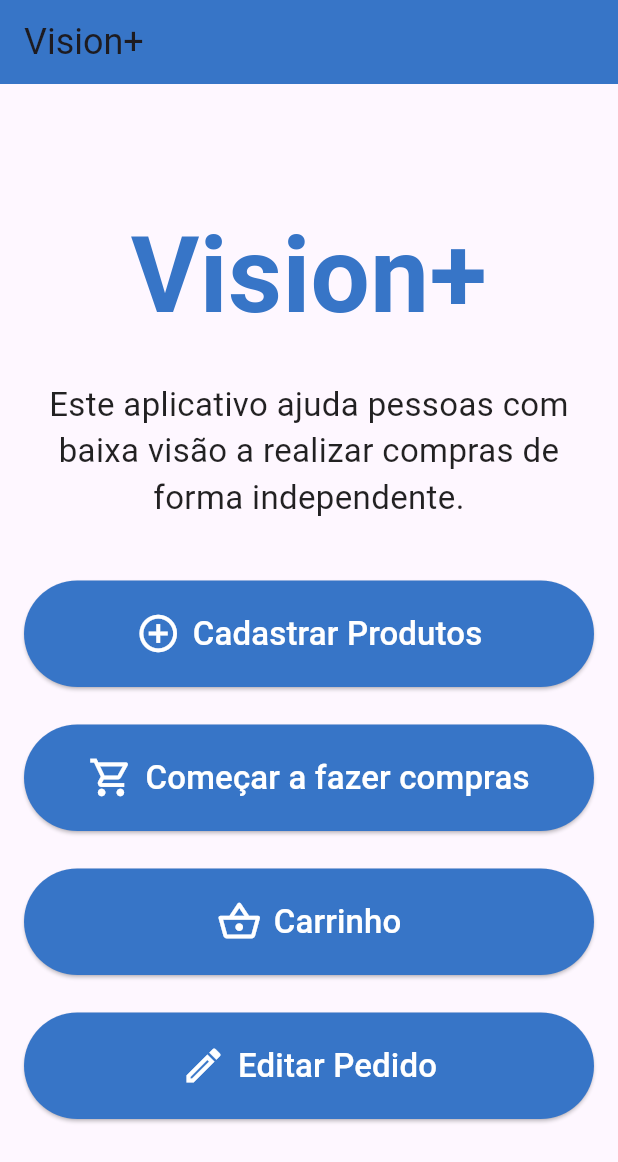
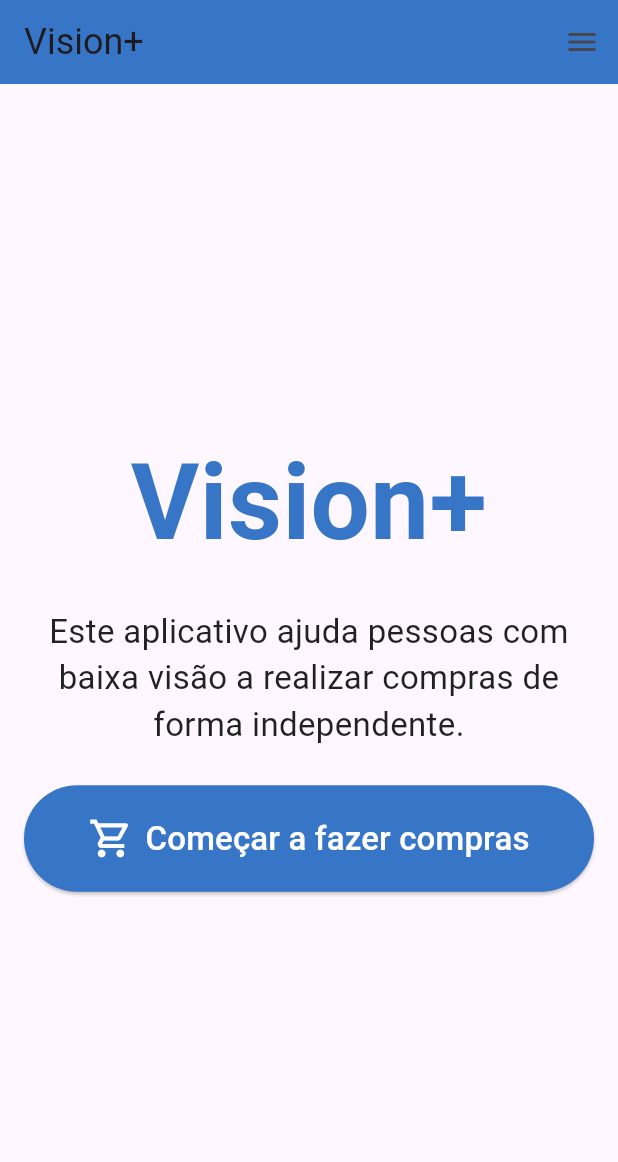
Before and after one commit to GabrieLlussi/AppVision, a Flutter app: the screen it shows after launch, on a phone screen of 412 x 824 dp. Shown: the top 1162 px of the screen. Run offline on Flutter 3.47's test engine with Material 3 defaults, Android fonts, the phone set to English and light mode, and no system bars; our stand-ins replace cloud_firestore, firebase_core, firebase_storage, flutter_tts, image_picker; accounts and stored records are empty.

Commit message:
atualizacaoMain

```diff
--- a/projetomobile/lib/main.dart
+++ b/projetomobile/lib/main.dart
@@ -40,7 +40,66 @@ class HomePage extends StatelessWidget {
           style: TextStyle(fontSize: 24.0 * preferredFontSize),
         ),
         backgroundColor: const Color.fromARGB(255, 55, 117, 199),
+        actions: [
+          Builder(
+              builder: (context) {
+                return IconButton(
+                  icon: Icon(Icons.menu), // Ícone do menu hamburger
+                  onPressed: () {
+                    // Ação ao clicar no botão
+                    Scaffold.of(context).openEndDrawer();
+                  },
+                );
+            },
+          ),
+        ],
       ),
+
+      //Botões do menu sanduíche
+      endDrawer: Drawer(
+        child: ListView(
+          padding: EdgeInsets.zero,
+          children: <Widget>[
+            DrawerHeader(
+              child: Image.asset('assets/visionPlusIcon.png'),
+              decoration: BoxDecoration(
+                color: Colors.blue,
+              ),
+            ),
+            ListTile(
+              leading: Icon(Icons.add_circle_outline),
+              title: Text('Cadastrar produtos'),
+              onTap: () {
+                // Ação do botão Home
+                Navigator.push(
+                  context,
+                  MaterialPageRoute(builder: (context) => TelaCadastroProduto()),
+                ); // Fechar o drawer
+              },
+            ),
+            ListTile(
+              leading: Icon(Icons.edit_outlined),
+              title: Text('Catálogo de produtos'),
+              onTap: () {
+                // Ação do botão Configurações
+                Navigator.push(
+                  context,
+                  MaterialPageRoute(builder: (context) => TelaListaProdutos()),
+                ); // Fechar o drawer
+              },
+            ),
+            ListTile(
+              leading: Icon(Icons.gps_fixed),
+              title: Text('Coordenadas'),
+              onTap: () {
+                // Ação do botão Sobre
+                Navigator.pop(context); // Fechar o drawer
+              },
+            ),
+          ],
+        ),
+      ),
+
       body: Padding(
         padding: const EdgeInsets.all(16.0),
         child: Column(
@@ -65,27 +124,6 @@ class HomePage extends StatelessWidget {
                 color: Colors.black87, // Maior contraste
               ),
             ),
-            SizedBox(height: 40),
-            ElevatedButton.icon(
-              onPressed: () {
-                // Fornecer feedback auditivo
-                // Navegar para a tela de cadastro de produtos
-                Navigator.push(
-                  context,
-                  MaterialPageRoute(builder: (context) => TelaCadastroProduto()),
-                );
-              },
-              icon: Icon(Icons.add_circle_outline, size: 30 * preferredFontSize), // Ícones maiores
-              label: Text(
-                'Cadastrar Produtos',
-                style: TextStyle(fontSize: 22.0 * preferredFontSize), // Aumentar o tamanho do texto
-              ),
-              style: ElevatedButton.styleFrom(
-                backgroundColor: const Color.fromARGB(255, 55, 117, 199),
-                foregroundColor: Colors.white,
-                padding: EdgeInsets.symmetric(vertical: 20.0), // Mais espaço para toque
-              ),
-            ),
             SizedBox(height: 25),
             ElevatedButton.icon(
               onPressed: () {
@@ -106,46 +144,6 @@ class HomePage extends StatelessWidget {
                 padding: EdgeInsets.symmetric(vertical: 20.0),
               ),
             ),
-            SizedBox(height: 25),
-            ElevatedButton.icon(
-              onPressed: () {
-                // Navegar para a tela do carrinho
-                Navigator.push(
-                  context,
-                  MaterialPageRoute(builder: (context) => Carrinho()),
-                );
-              },
-              icon: Icon(Icons.shopping_basket_outlined, size: 30 * preferredFontSize),
-              label: Text(
-                'Carrinho',
-                style: TextStyle(fontSize: 22.0 * preferredFontSize),
-              ),
-              style: ElevatedButton.styleFrom(
-                backgroundColor: const Color.fromARGB(255, 55, 117, 199),
-                foregroundColor: Colors.white,
-                padding: EdgeInsets.symmetric(vertical: 20.0),
-              ),
-            ),
-            SizedBox(height: 25),
-            ElevatedButton.icon(
-              onPressed: () {
-                // Navegar para a tela de edição de produtos
-                Navigator.push(
-                  context,
-                  MaterialPageRoute(builder: (context) => TelaListaProdutos()),
-                );
-              },
-              icon: Icon(Icons.edit_outlined, size: 30 * preferredFontSize),
-              label: Text(
-                'Editar Pedido',
-                style: TextStyle(fontSize: 22.0 * preferredFontSize),
-              ),
-              style: ElevatedButton.styleFrom(
-                backgroundColor: const Color.fromARGB(255, 55, 117, 199),
-                foregroundColor: Colors.white,
-                padding: EdgeInsets.symmetric(vertical: 20.0),
-              ),
-            ),
           ],
         ),
       ),
--- a/projetomobile/pubspec.yaml
+++ b/projetomobile/pubspec.yaml
@@ -26,3 +26,6 @@ dev_dependencies:
 
 flutter:
   uses-material-design: true
+
+  assets:
+    - assets/visionPlusIcon.png
```
Also changed, not shown: projetomobile/assets/visionPlusIcon.png (added).
